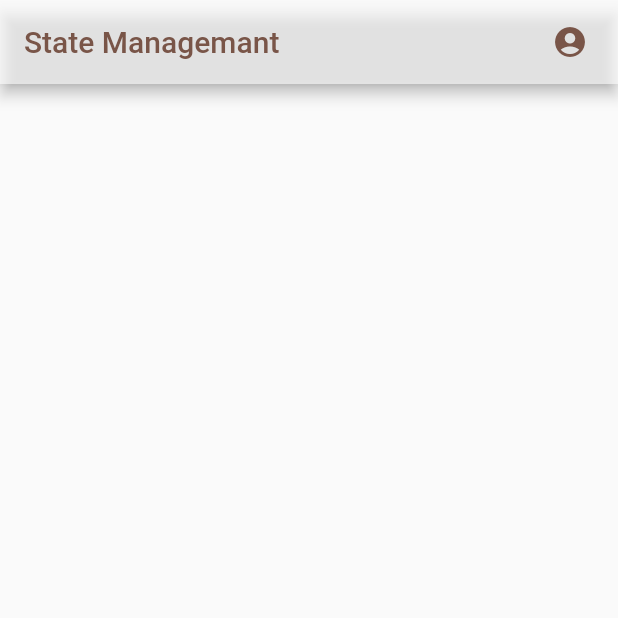
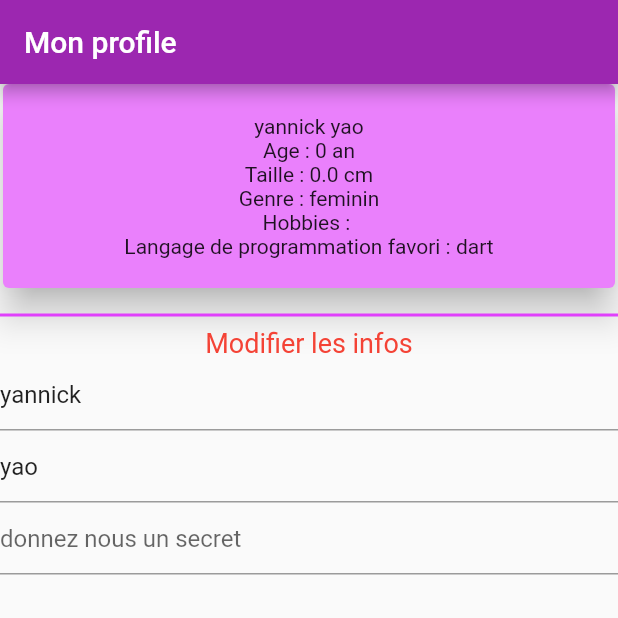
Before and after one commit to yannicknici/ProjectsWidgetsInteractifs, a Flutter app: the screen it shows after launch, on a phone screen of 412 x 824 dp, the top half of it. Run offline on Flutter 3.47's test engine with Material 2 defaults, Android fonts, the phone set to English and light mode, and no system bars; Roboto replaces fonts that are missing (CupertinoIcons).

Commit message:
troisieme commit

```diff
--- a/lib/interactifs_page.dart
+++ b/lib/interactifs_page.dart
@@ -1,3 +1,4 @@
+import 'package:corriger_widgets_interactifs/profile.dart';
 import 'package:flutter/cupertino.dart';
 import 'package:flutter/material.dart';
 
@@ -10,24 +11,102 @@ class InteractifsPage extends StatefulWidget {
 }
 
 class InteractifsPageState extends State<InteractifsPage> {
+
+   Profile myProfile  = Profile( surname: 'yannick', name: 'yao');
+   late TextEditingController surname;
+   late TextEditingController name;
+   late TextEditingController secret;
+
   @override
+  void initState() {
+    // TODO: implement initState
+    super.initState();
 
+    surname =TextEditingController();
+    name =TextEditingController();
+    secret =TextEditingController();
+    surname.text = myProfile.surname;
+    name.text = myProfile.name;
+    secret.text = myProfile.secret;
+  }
+
+  @override
+  void dispose() {
+    // TODO: implement dispose
+    surname.dispose();
+    name.dispose();
+    secret.dispose();
+    super.dispose();
+  }
+
+  @override
   Widget build(BuildContext context) {
    return Scaffold(
      appBar: AppBar(
-       backgroundColor: Colors.white60,
-       title: const Text('State Managemant', style: TextStyle(color: Colors.brown, fontFamily: CupertinoIcons.iconFont),
+       backgroundColor: Colors.purple,
+       title: const Text('Mon profile', style: TextStyle(color: Colors.white, fontFamily: CupertinoIcons.iconFont),
        ),
-       actions: const [
-         Padding(padding: EdgeInsets.only(right: 20),
-         child: Icon(Icons.account_circle, color: Colors.brown,),
-         )
-       ],
      ),
      body:  SingleChildScrollView(
-       child: Container(),
+       child: Column(
+         mainAxisSize: MainAxisSize.max,
+         children: [
+           Card(
+             margin: const EdgeInsets.only(left: 2, top: 0, right: 2, bottom: 10),
+             elevation: 10,
+             color: Colors.purpleAccent.shade100,
+             child: Container(
+               width:  MediaQuery.of(context).size.width,
+               margin: const EdgeInsets.all(10),
+               padding: const EdgeInsets.all(10),
+               child: Column(
+                 children: [
+                   Text(myProfile.setName()),
+                   Text( 'Age : ${myProfile.setAge()}'),
+                   Text('Taille : ${myProfile.setHeight()}'),
+                   Text('Genre : ${myProfile.genderString()}'),
+                   Text('Hobbies : ${myProfile.setHobbies()}'),
+                   Text('Langage de programmation favori : ${myProfile.favoriteLang}')
+                 ],
+               ),
+             ),
+           ),
+           const Divider(color: Colors.purpleAccent, thickness: 2,),
+           myText(text: 'Modifier les infos', couleur: Colors.red, weight: FontWeight.bold ),
+           myTextField(controller: surname, hint: 'entrez votre prenom'),
+           myTextField(controller: name, hint: 'entrez votre nom'),
+           myTextField(controller: secret, hint: 'donnez nous un secret', isSecret: true)
+         ],
+       ),
      ),
    );
   }
 
+  Text myText({required String text, required Color couleur, FontWeight weight = FontWeight.normal}) => Text(text, style: TextStyle(fontSize: 18, color: couleur),);
+
+  TextField myTextField({ required TextEditingController controller, required String hint, bool isSecret = false}){
+    return TextField(
+      controller: controller,
+      decoration: InputDecoration(
+        hintText: hint,
+
+      ),
+      obscureText: isSecret,
+      onSubmitted: ((newValue){
+       // print(newValue);
+      updateUser();
+      }),
+    );
+  }
+
+  updateUser(){
+    setState(() {
+      myProfile = Profile(
+        surname: (surname.text != myProfile.surname) ? surname.text : myProfile.surname,
+        name: (name.text != myProfile.name) ? name.text : myProfile.name,
+        secret:(secret.text != myProfile.secret) ? secret.text : myProfile.secret,
+      );
+    });
+  }
+
 }
--- /dev/null
+++ b/lib/profile.dart
@@ -0,0 +1,53 @@
+
+class Profile {
+  String surname;
+  String name;
+  int age;
+  bool gender;
+  double height;
+  String secret;
+  List<String> hobbies;
+  String favoriteLang;
+
+  Profile({
+    this.surname ="",
+    this.name = "",
+    this.age = 0,
+    this.gender = true,
+    this.height = 0.0,
+    this.secret = "",
+    this.hobbies = const [],
+    this.favoriteLang = 'dart',
+});
+
+ // String setName() => "$surname $name";
+
+  String setName(){
+    return "$surname $name";
+  }
+
+  String setAge(){
+    String ageString = "$age an";
+    if (age>1){
+      ageString += "s";
+    }
+    return ageString;
+  }
+
+  String genderString() => (gender) ? 'feminin' : 'Masculin';
+
+  String setHeight() => '$height cm';
+
+  String setHobbies(){
+    String tohobbiesString = '';
+    if (hobbies.isEmpty){
+      return tohobbiesString;
+    }else{
+      tohobbiesString = 'mes hobbies sont :';
+      for (var hobbies in hobbies) {
+        tohobbiesString += '$hobbies,';
+      }
+      return tohobbiesString;
+    }
+  }
+}
```
